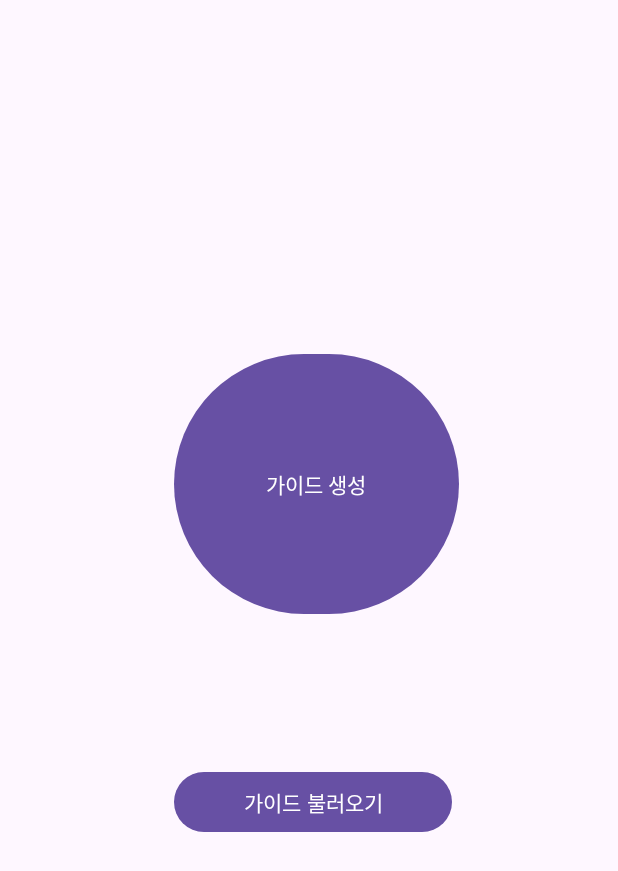
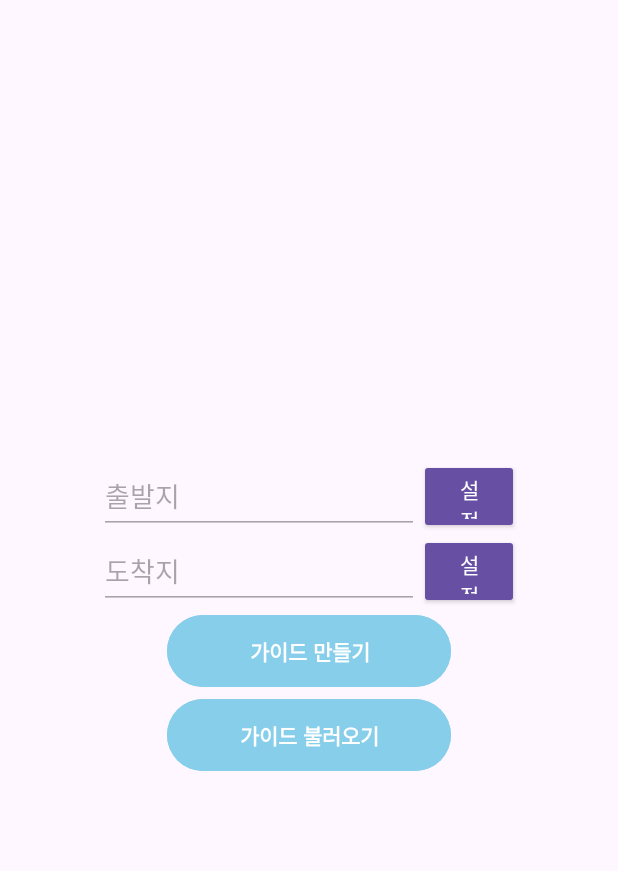
Before and after one commit to NNYT1024/loadGuide, an Android app: the screen it shows after launch (MainActivity), on a phone screen of 412 x 824 dp. Shown: the top 871 px of the screen. Run offline under Robolectric (Android 15) with nearby library versions, the phone set to English and light mode, and no system bars.

Commit message:
좌표 리스트로 저장/ 리스트로 라인 연결/ 디자인변경

```diff
--- a/app/src/main/java/com/map/loadguied_v2/MainActivity.kt
+++ b/app/src/main/java/com/map/loadguied_v2/MainActivity.kt
@@ -2,7 +2,6 @@ package com.map.loadguied_v2
 
 import android.content.Intent
 import android.os.Bundle
-import android.util.Log
 import android.widget.Button
 import android.widget.Toast
 import androidx.appcompat.app.AppCompatActivity
@@ -16,7 +15,7 @@ class MainActivity : AppCompatActivity() {
 
         setContentView(R.layout.activity_main)
 
-        var createGuideBtn = findViewById<Button>(R.id.createGuideBtn)
+        var createGuideBtn = findViewById<Button>(R.id.createGuide_Btn)
         createGuideBtn.setOnClickListener {
 //            Toast.makeText(applicationContext, "클릭이벤트", Toast.LENGTH_SHORT).show()
             val intent = Intent(this, createGuideMainActivity::class.java)
--- a/app/src/main/res/layout/activity_main.xml
+++ b/app/src/main/res/layout/activity_main.xml
@@ -1,34 +1,87 @@
 <?xml version="1.0" encoding="utf-8"?>
-<androidx.constraintlayout.widget.ConstraintLayout xmlns:android="http://schemas.android.com/apk/res/android"
+<LinearLayout xmlns:android="http://schemas.android.com/apk/res/android"
     xmlns:app="http://schemas.android.com/apk/res-auto"
     xmlns:tools="http://schemas.android.com/tools"
     android:layout_width="match_parent"
     android:layout_height="match_parent"
+    android:orientation="vertical"
+    android:gravity="center"
     tools:context=".MainActivity">
+    <LinearLayout
+        android:layout_width="280dp"
+        android:layout_height="50dp"
+        android:orientation="horizontal"
+        android:gravity="center" >
+    <EditText
+        android:id="@+id/startAdress_TextFiled"
+        android:layout_width="wrap_content"
+        android:layout_height="50dp"
+        android:ems="10"
+        android:inputType="text"
+        android:enabled="false"
+        android:hint="출발지"
+        app:layout_constraintEnd_toEndOf="parent"
+        app:layout_constraintStart_toStartOf="parent"
+        tools:ignore="MissingConstraints" />
+
+        <Button
+            android:id="@+id/startAdressSerch_Btn"
+            android:layout_width="wrap_content"
+            android:layout_height="wrap_content"
+            style="@style/Widget.AppCompat.Button"
+            android:text="설정" />
+
+    </LinearLayout>
+    <LinearLayout
+        android:layout_width="280dp"
+        android:layout_height="50dp"
+        android:orientation="horizontal"
+        android:gravity="center" >
+        <EditText
+            android:id="@+id/endAdress_TextFiled"
+            android:layout_width="wrap_content"
+            android:layout_height="50dp"
+            android:ems="10"
+            android:inputType="text"
+            android:enabled="false"
+            android:hint="도착지"
+
+            app:layout_constraintEnd_toEndOf="parent"
+            app:layout_constraintStart_toStartOf="parent"
+            tools:ignore="MissingConstraints" />
+
+        <Button
+            android:id="@+id/endAdressSerch_Btn"
+            style="@style/Widget.AppCompat.Button"
+            android:layout_width="wrap_content"
+            android:layout_height="wrap_content"
+            android:text="설정" />
+
+    </LinearLayout>
 
     <Button
-        android:id="@+id/createGuideBtn"
-        android:layout_width="190dp"
-        android:layout_height="0dp"
-        android:layout_marginTop="232dp"
-        android:layout_marginBottom="97dp"
-        android:text="가이드 생성"
-        android:textAppearance="@style/TextAppearance.AppCompat.Body1"
-        app:layout_constraintBottom_toTopOf="@+id/loadGuideBtn"
+        android:id="@+id/createGuide_Btn"
+        android:layout_width="189dp"
+        android:layout_height="56dp"
+        android:backgroundTint="@color/skyblue"
+        android:text="가이드 만들기"
+        android:textColor="@color/white"
+        android:textStyle="bold"
         app:layout_constraintEnd_toEndOf="parent"
-        app:layout_constraintHorizontal_bias="0.524"
         app:layout_constraintStart_toStartOf="parent"
-        app:layout_constraintTop_toTopOf="parent"
         tools:ignore="MissingConstraints" />
 
     <Button
-        android:id="@+id/loadGuideBtn"
-        android:layout_width="185dp"
-        android:layout_height="0dp"
-        android:layout_marginBottom="265dp"
+        android:id="@+id/loadGuide_Btn"
+        android:layout_width="189dp"
+        android:layout_height="56dp"
+        android:backgroundTint="@color/skyblue"
         android:text="가이드 불러오기"
-        app:layout_constraintBottom_toBottomOf="parent"
+        android:textColor="@color/white"
+        android:textStyle="bold"
         app:layout_constraintEnd_toEndOf="parent"
-        app:layout_constraintHorizontal_bias="0.513"
-        app:layout_constraintStart_toStartOf="parent"/>
-</androidx.constraintlayout.widget.ConstraintLayout>
+        app:layout_constraintStart_toStartOf="parent"
+        tools:ignore="MissingConstraints" />
+
+
+</LinearLayout>
```
Also changed, not shown: app/src/main/java/com/map/loadguied_v2/createGuide/createGuideMainActivity.kt (+82 -31 lines), app/src/main/res/drawable/square_btn.xml (added, +11 -0 lines), app/src/main/res/layout/create_load_guide.xml (+19 -8 lines), app/src/main/res/values/colors.xml (+7 -0 lines).
